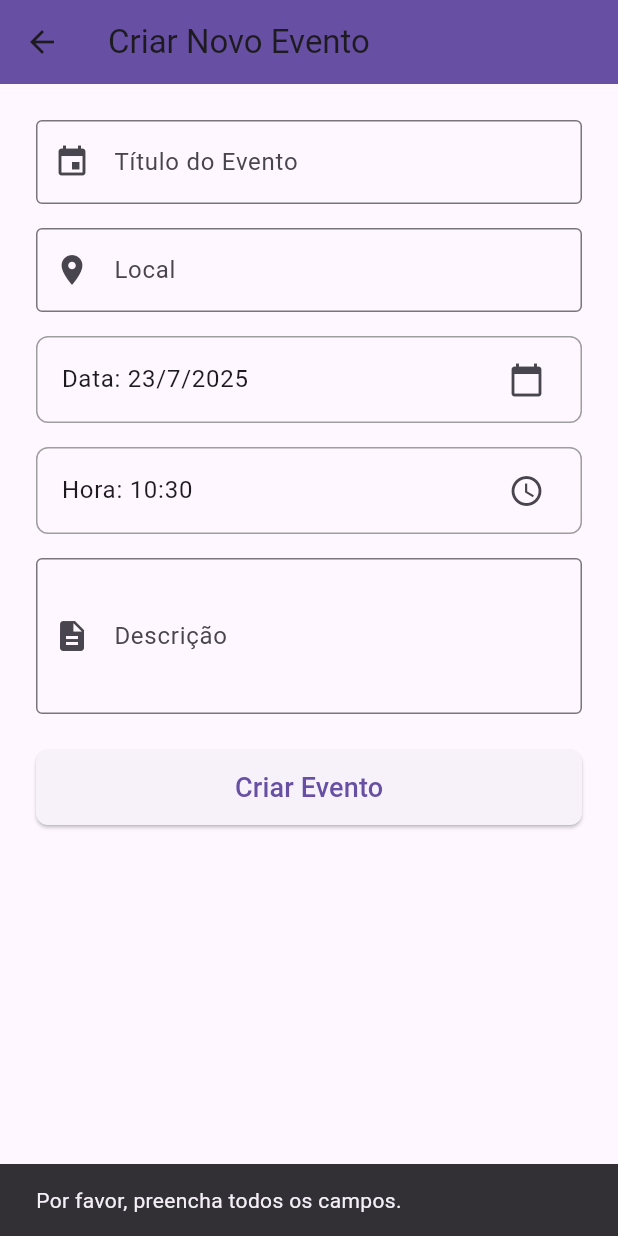
After one commit to amaro-netto/party_planner, a Flutter app: the EventCreationScreen screen opened directly, after a tap on "Criar Evento", on a phone screen of 412 x 824 dp. The commit adds this screen. Run offline on Flutter 3.47's test engine with Material 3 defaults, Android fonts, the phone set to English and light mode, and no system bars.

Commit message:
feat: Adiciona tela de criação de evento e integração ao dashboard
Este commit implementa a funcionalidade de criação de novos eventos, incluindo:
- Criação da `EventCreationScreen` com formulário para título, local, data, hora e descrição do evento.
- Integração com seletores de data e hora (`showDatePicker`, `showTimePicker`).
- Adição de lógica para criar um objeto `Event` e enviá-lo ao `EventService` simulado.
- Atualização da `AdminDashboardScreen` para:
    - Navegar para a `EventCreationScreen` ao clicar no botão 'Adicionar'.
    - Recarregar a lista de eventos na dashboard após um evento ser criado com sucesso, garantindo a exibição imediata do novo evento.

```diff
--- a/lib/screens/admin_dashboard_screen.dart
+++ b/lib/screens/admin_dashboard_screen.dart
@@ -2,6 +2,7 @@
 import 'package:flutter/material.dart';
 import 'package:party_planner/models/event.dart'; // Importa nosso modelo de Evento
 import 'package:party_planner/services/event_service.dart'; // Importa nosso serviço de Evento
+import 'package:party_planner/screens/event_creation_screen.dart';
 
 // A tela de dashboard do administrador, que é um StatefulWidget
 // porque ela vai carregar uma lista de eventos que pode mudar.
--- /dev/null
+++ b/lib/screens/event_creation_screen.dart
@@ -0,0 +1,193 @@
+// lib/screens/event_creation_screen.dart
+import 'package:flutter/material.dart';
+import 'package:party_planner/models/event.dart'; // Importa o modelo de Evento
+import 'package:party_planner/services/event_service.dart'; // Importa o serviço de Eventos
+
+class EventCreationScreen extends StatefulWidget {
+  const EventCreationScreen({super.key});
+
+  @override
+  State<EventCreationScreen> createState() => _EventCreationScreenState();
+}
+
+class _EventCreationScreenState extends State<EventCreationScreen> {
+  // Controladores para os campos de texto do formulário.
+  final TextEditingController _titleController = TextEditingController();
+  final TextEditingController _locationController = TextEditingController();
+  final TextEditingController _descriptionController = TextEditingController();
+
+  // Variável para armazenar a data e hora selecionadas.
+  DateTime _selectedDateTime = DateTime.now();
+
+  // Instância do nosso serviço de eventos.
+  final EventService _eventService = EventService();
+
+  // Variável para controlar o estado de carregamento durante a criação.
+  bool _isLoading = false;
+
+  // Método para abrir o seletor de data.
+  Future<void> _selectDate(BuildContext context) async {
+    final DateTime? pickedDate = await showDatePicker(
+      context: context,
+      initialDate: _selectedDateTime,
+      firstDate: DateTime.now(), // Não pode selecionar data no passado.
+      lastDate: DateTime(2101), // Data limite no futuro.
+    );
+    if (pickedDate != null && pickedDate != _selectedDateTime) {
+      setState(() {
+        // Atualiza apenas a data, mantendo o horário se já selecionado.
+        _selectedDateTime = DateTime(
+          pickedDate.year,
+          pickedDate.month,
+          pickedDate.day,
+          _selectedDateTime.hour,
+          _selectedDateTime.minute,
+        );
+      });
+    }
+  }
+
+  // Método para abrir o seletor de hora.
+  Future<void> _selectTime(BuildContext context) async {
+    final TimeOfDay? pickedTime = await showTimePicker(
+      context: context,
+      initialTime: TimeOfDay.fromDateTime(_selectedDateTime),
+    );
+    if (pickedTime != null && pickedTime != TimeOfDay.fromDateTime(_selectedDateTime)) {
+      setState(() {
+        // Atualiza apenas o horário, mantendo a data.
+        _selectedDateTime = DateTime(
+          _selectedDateTime.year,
+          _selectedDateTime.month,
+          _selectedDateTime.day,
+          pickedTime.hour,
+          pickedTime.minute,
+        );
+      });
+    }
+  }
+
+  // Método para criar o evento.
+  Future<void> _createEvent() async {
+    // Validação básica para garantir que os campos importantes não estão vazios.
+    if (_titleController.text.isEmpty ||
+        _locationController.text.isEmpty ||
+        _descriptionController.text.isEmpty) {
+      ScaffoldMessenger.of(context).showSnackBar(
+        const SnackBar(content: Text('Por favor, preencha todos os campos.')),
+      );
+      return;
+    }
+
+    setState(() {
+      _isLoading = true; // Ativa o carregamento.
+    });
+
+    // Cria um novo objeto Event com os dados do formulário.
+    // O 'id' e 'hostId' são simulados por enquanto. No futuro, seriam gerados pelo backend.
+    final newEvent = Event(
+      id: DateTime.now().millisecondsSinceEpoch.toString(), // ID único baseado no timestamp.
+      title: _titleController.text,
+      location: _locationController.text,
+      date: _selectedDateTime,
+      description: _descriptionController.text,
+      hostId: 'current_user_id_simulado', // ID do anfitrião simulado.
+    );
+
+    // Chama o serviço para criar o evento.
+    bool success = await _eventService.createEvent(newEvent);
+
+    setState(() {
+      _isLoading = false; // Desativa o carregamento.
+    });
+
+    if (success) {
+      ScaffoldMessenger.of(context).showSnackBar(
+        const SnackBar(content: Text('Evento criado com sucesso!')),
+      );
+      Navigator.pop(context, true); // Volta para a tela anterior (Dashboard), passando 'true' para indicar sucesso.
+    } else {
+      ScaffoldMessenger.of(context).showSnackBar(
+        const SnackBar(content: Text('Falha ao criar o evento. Tente novamente.')),
+      );
+    }
+  }
+
+  @override
+  Widget build(BuildContext context) {
+    return Scaffold(
+      appBar: AppBar(
+        title: const Text('Criar Novo Evento'),
+        backgroundColor: Theme.of(context).primaryColor,
+      ),
+      body: _isLoading
+          ? const Center(child: CircularProgressIndicator()) // Mostra carregamento se estiver criando
+          : SingleChildScrollView(
+              padding: const EdgeInsets.all(24.0),
+              child: Column(
+                crossAxisAlignment: CrossAxisAlignment.stretch, // Estica os elementos horizontalmente
+                children: <Widget>[
+                  // Campo Título do Evento
+                  TextField(
+                    controller: _titleController,
+                    decoration: const InputDecoration(
+                      labelText: 'Título do Evento',
+                      border: OutlineInputBorder(),
+                      prefixIcon: Icon(Icons.event),
+                    ),
+                  ),
+                  const SizedBox(height: 16),
+                  // Campo Local
+                  TextField(
+                    controller: _locationController,
+                    decoration: const InputDecoration(
+                      labelText: 'Local',
+                      border: OutlineInputBorder(),
+                      prefixIcon: Icon(Icons.location_on),
+                    ),
+                  ),
+                  const SizedBox(height: 16),
+                  // Seleção de Data
+                  ListTile(
+                    title: Text('Data: ${_selectedDateTime.day}/${_selectedDateTime.month}/${_selectedDateTime.year}'),
+                    trailing: const Icon(Icons.calendar_today),
+                    onTap: () => _selectDate(context), // Abre o seletor de data
+                    shape: RoundedRectangleBorder(borderRadius: BorderRadius.circular(8), side: const BorderSide(color: Colors.grey)), // Borda para o ListTile
+                  ),
+                  const SizedBox(height: 16),
+                  // Seleção de Hora
+                  ListTile(
+                    title: Text('Hora: ${_selectedDateTime.hour.toString().padLeft(2, '0')}:${_selectedDateTime.minute.toString().padLeft(2, '0')}'),
+                    trailing: const Icon(Icons.access_time),
+                    onTap: () => _selectTime(context), // Abre o seletor de hora
+                    shape: RoundedRectangleBorder(borderRadius: BorderRadius.circular(8), side: const BorderSide(color: Colors.grey)),
+                  ),
+                  const SizedBox(height: 16),
+                  // Campo Descrição
+                  TextField(
+                    controller: _descriptionController,
+                    decoration: const InputDecoration(
+                      labelText: 'Descrição',
+                      border: OutlineInputBorder(),
+                      prefixIcon: Icon(Icons.description),
+                    ),
+                    maxLines: 3, // Permite múltiplas linhas para a descrição
+                  ),
+                  const SizedBox(height: 24),
+                  // Botão Criar Evento
+                  ElevatedButton(
+                    onPressed: _createEvent, // Chama o método _createEvent ao pressionar
+                    style: ElevatedButton.styleFrom(
+                      minimumSize: const Size(double.infinity, 50),
+                      shape: RoundedRectangleBorder(
+                        borderRadius: BorderRadius.circular(8),
+                      ),
+                    ),
+                    child: const Text('Criar Evento', style: TextStyle(fontSize: 18)),
+                  ),
+                ],
+              ),
+            ),
+    );
+  }
+}
```
